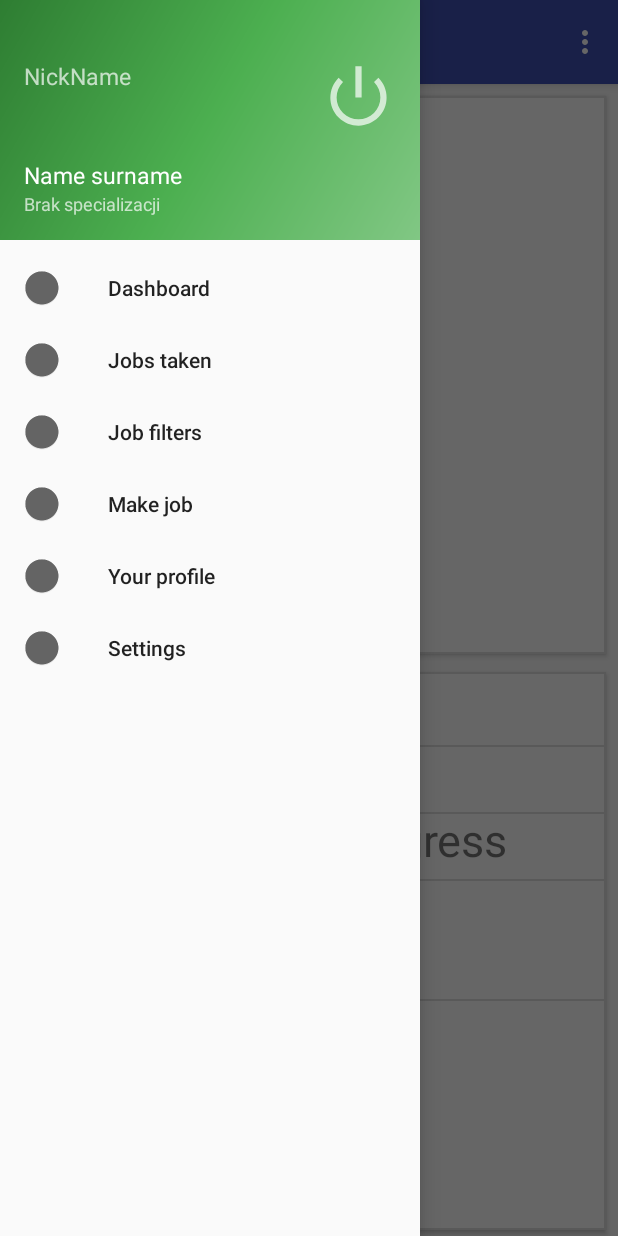
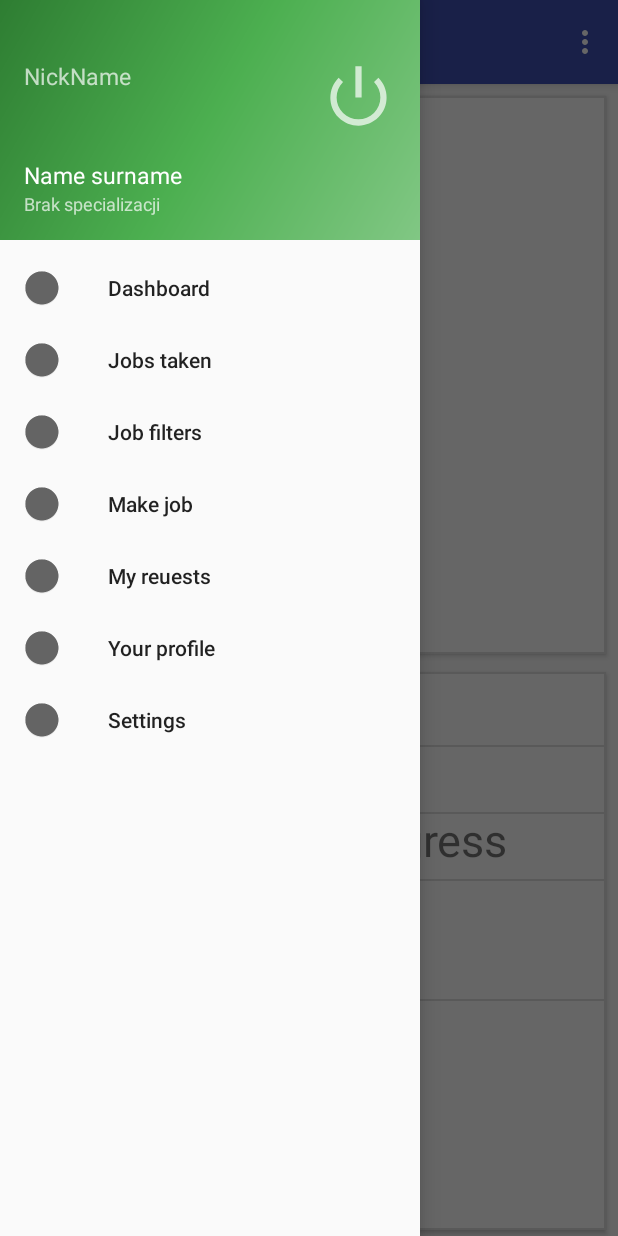
Before and after one commit to DSMP/FreelancerWorldAndroid, an Android app: the MainActivity screen opened directly, with no data from a screen before it, with the side drawer open, on a phone screen of 412 x 824 dp. Run offline under Robolectric (Android 15) with nearby library versions, the phone set to English and light mode, and no system bars; 6 statements that could not run were skipped.

Commit message:
podłączenie do MenuHamburger, stworzoni nowy item w menu MyRequests

```diff
--- a/app/src/main/java/not_an_example/com/freelancerworld/MainActivity.java
+++ b/app/src/main/java/not_an_example/com/freelancerworld/MainActivity.java
@@ -32,6 +32,7 @@ import not_an_example.com.freelancerworld.Fragments.JobFiltersFragment.OnFragmen
 import not_an_example.com.freelancerworld.Fragments.JobsTakenFragment;
 import not_an_example.com.freelancerworld.Fragments.MainFragment;
 import not_an_example.com.freelancerworld.Fragments.MakeJobFragment;
+import not_an_example.com.freelancerworld.Fragments.MyRequestFragment;
 import not_an_example.com.freelancerworld.Fragments.SettingsFragment;
 import not_an_example.com.freelancerworld.Fragments.UserProfileFragment;
 import not_an_example.com.freelancerworld.Models.RequestModel;
@@ -41,7 +42,7 @@ public class MainActivity extends AppCompatActivity
         implements NavigationView.OnNavigationItemSelectedListener, MainFragment.OnFragmentInteractionListener,
         JobsTakenFragment.OnFragmentInteractionListener, JobFiltersFragment.OnFragmentInteractionListener,
         UserProfileFragment.OnFragmentInteractionListener, MakeJobFragment.OnFragmentInteractionListener,
-        SettingsFragment.OnFragmentInteractionListener{
+        SettingsFragment.OnFragmentInteractionListener, MyRequestFragment.OnFragmentInteractionListener{
 
     UserModel userModel;
     Gson gson;
@@ -157,6 +158,8 @@ public class MainActivity extends AppCompatActivity
             fragmentClass = JobFiltersFragment.class;
         } else if (id == R.id.MakeJob) {
             fragmentClass = MakeJobFragment.class;
+        } else if (id == R.id.MyRequests) {
+            fragmentClass = MyRequestFragment.class;
         } else if (id == R.id.YourProfile) {
             fragmentClass = UserProfileFragment.class;
         } else if (id == R.id.Settings) {
--- a/app/src/main/res/menu/activity_main_drawer.xml
+++ b/app/src/main/res/menu/activity_main_drawer.xml
@@ -19,6 +19,10 @@
             android:icon="@mipmap/ic_launcher"
             android:title="Make job" />
         <item
+            android:id="@+id/MyRequests"
+            android:icon="@mipmap/ic_launcher"
+            android:title="My reuests" />
+        <item
             android:id="@+id/YourProfile"
             android:icon="@mipmap/ic_launcher"
             android:title="Your profile" />
```
Also changed, not shown: app/src/main/java/not_an_example/com/freelancerworld/Fragments/MyRequestFragment.java (+0 -44 lines).
